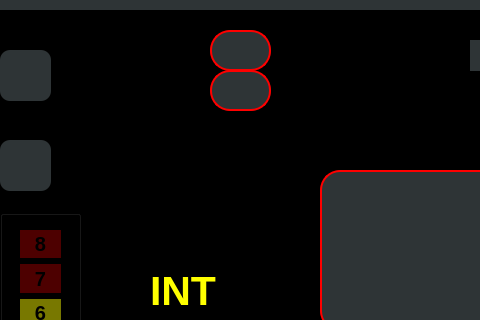
AmnElDawla/OasisPro, file Oasis/mainwindow.ui: the form before one commit; both pictures show x 440 to 920 and y 0 to 320 of the 1428 by 579 pixel window.
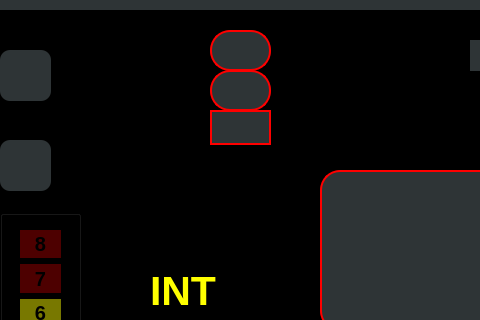
The form after the commit. Icons and pictures are not drawn.

Commit message: Changed buttons name

Patch:
```diff
--- a/Oasis/mainwindow.ui
+++ b/Oasis/mainwindow.ui
@@ -781,6 +781,26 @@
       <string/>
      </property>
     </widget>
+    <widget class="QLabel" name="label_21">
+     <property name="geometry">
+      <rect>
+       <x>650</x>
+       <y>100</y>
+       <width>61</width>
+       <height>35</height>
+      </rect>
+     </property>
+     <property name="styleSheet">
+      <string notr="true">#label_21{
+border-image: url(:/resources/icons/rightConnect.PNG);
+border: 2px solid red;
+border-radius: 20px;
+}</string>
+     </property>
+     <property name="text">
+      <string/>
+     </property>
+    </widget>
    </widget>
    <widget class="QWidget" name="layoutWidget">
     <property name="geometry">
```
Left out of the diff: 32 changed lines with no effect on the pictures. The commit also changes 5 other files.
